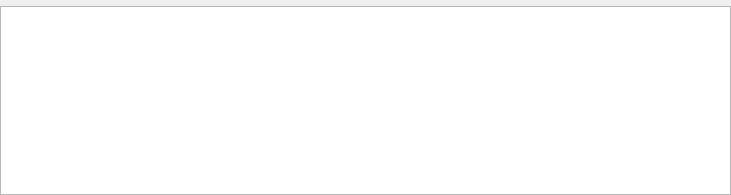
This is PathReconstruction/Widgets/Resources/UI/qSlicerPathReconstructionTableWidget.ui in SlicerIGT/SlicerPathReconstruction as Qt 5 draws it before an edit. The edited form follows.
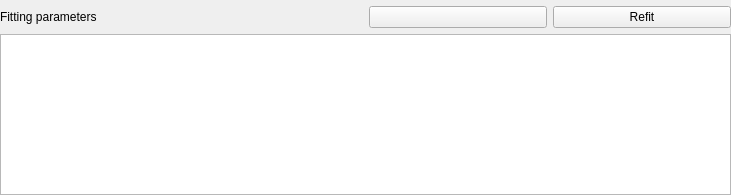
This is the edited form. Custom widgets are drawn as their Qt base class.

Commit message: ENH: Add button to batch update paths based on new fitting params, fixes #10

Diff of the .ui file:
```diff
--- a/PathReconstruction/Widgets/Resources/UI/qSlicerPathReconstructionTableWidget.ui
+++ b/PathReconstruction/Widgets/Resources/UI/qSlicerPathReconstructionTableWidget.ui
@@ -33,8 +33,40 @@
     <number>0</number>
    </property>
    <item>
-    <layout class="QHBoxLayout" name="ControlLayout">
-     <item>
+    <layout class="QGridLayout" name="gridLayout">
+     <item row="1" column="3">
+      <widget class="QPushButton" name="RefitPathsButton">
+       <property name="toolTip">
+        <string>Re-apply the fitting as per the current MarkupsToModel node</string>
+       </property>
+       <property name="text">
+        <string>Refit</string>
+       </property>
+      </widget>
+     </item>
+     <item row="1" column="1">
+      <widget class="qMRMLNodeComboBox" name="FittingParametersComboBox">
+       <property name="nodeTypes">
+        <stringlist>
+         <string>vtkMRMLMarkupsToModelNode</string>
+        </stringlist>
+       </property>
+       <property name="noneEnabled">
+        <bool>true</bool>
+       </property>
+       <property name="renameEnabled">
+        <bool>true</bool>
+       </property>
+      </widget>
+     </item>
+     <item row="1" column="0">
+      <widget class="QLabel" name="FittingParametersLabel">
+       <property name="text">
+        <string>Fitting parameters</string>
+       </property>
+      </widget>
+     </item>
+     <item row="0" column="0" colspan="4">
       <widget class="qMRMLNodeComboBox" name="PathReconstructionNodeComboBox">
        <property name="enabled">
         <bool>true</bool>
@@ -70,6 +102,13 @@
        </property>
       </widget>
      </item>
+     <item row="1" column="2">
+      <widget class="ctkColorPickerButton" name="FittingColorPicker">
+       <property name="displayColorName">
+        <bool>false</bool>
+       </property>
+      </widget>
+     </item>
     </layout>
    </item>
    <item>
@@ -90,6 +129,11 @@
    <header>qSlicerWidget.h</header>
    <container>1</container>
   </customwidget>
+  <customwidget>
+   <class>ctkColorPickerButton</class>
+   <extends>QPushButton</extends>
+   <header>ctkColorPickerButton.h</header>
+  </customwidget>
  </customwidgets>
  <resources>
   <include location="../../../../../S4/Modules/Loadable/Markups/Resources/qSlicerMarkupsModule.qrc"/>
```
Left out of the diff: 16 changed lines with no effect on the pictures. The commit also changes 9 other files.
